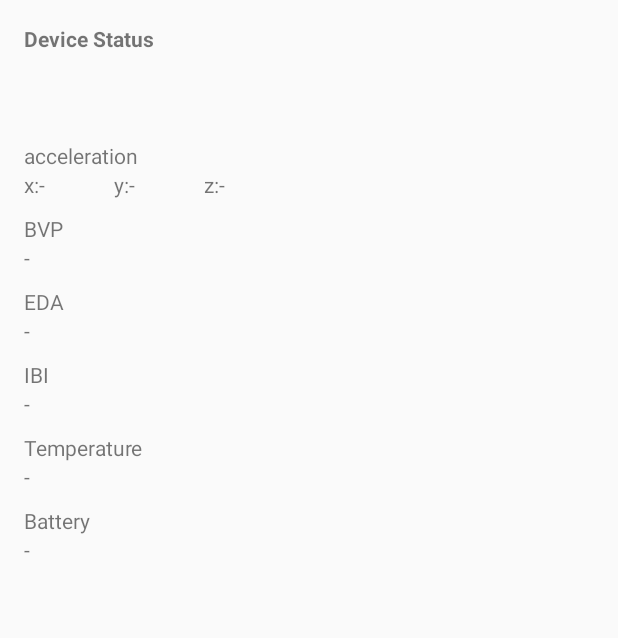
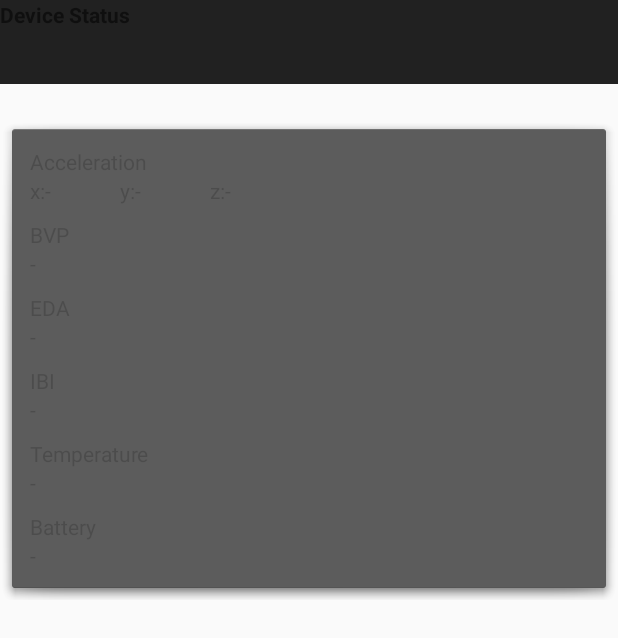
Before and after one commit to hyorkim11/empaticae4, an Android app: the layout activity_main.xml on its own in the app's theme, with its tools: preview values and no code run, on a phone screen of 412 x 824 dp. Shown: the top 638 px of the screen. Run offline under Robolectric (Android 15) with nearby library versions, the phone set to English and light mode, and no system bars.

Commit message:
8/11/15 - 8:01PM

```diff
--- a/app/build.gradle
+++ b/app/build.gradle
@@ -30,6 +30,7 @@ dependencies {
     dependencies {
         compile 'com.github.PhilJay:MPAndroidChart:v2.1.3'
     }
+    compile 'com.yalantis:contextmenu:1.0.4'
     compile project(':empalink-2.0')
     compile files('libs/opencsv-3.5.jar')
 }
--- a/app/src/main/res/layout/activity_main.xml
+++ b/app/src/main/res/layout/activity_main.xml
@@ -2,11 +2,14 @@
     xmlns:tools="http://schemas.android.com/tools"
     android:layout_width="match_parent"
     android:layout_height="match_parent"
-    android:paddingBottom="@dimen/activity_vertical_margin"
-    android:paddingLeft="@dimen/activity_horizontal_margin"
-    android:paddingRight="@dimen/activity_horizontal_margin"
-    android:paddingTop="@dimen/activity_vertical_margin"
     tools:context=".MainActivity">
+
+    <include layout="@layout/toolbar" />
+
+    <FrameLayout
+        android:id="@+id/container"
+        android:layout_width="match_parent"
+        android:layout_height="match_parent" />
 
     <TextView
         android:id="@+id/statusLabel"
@@ -34,14 +37,21 @@
         android:layout_height="wrap_content"
         android:layout_below="@id/deviceName"
         android:layout_marginTop="20dp"
+        android:alpha="0.75"
+        android:background="@android:drawable/dialog_holo_dark_frame"
+        android:padding="20dp"
         android:visibility="visible">
+
+        <RelativeLayout
+            android:layout_width="match_parent"
+            android:layout_height="wrap_content">
 
             <TextView
                 android:id="@+id/accel_label"
                 android:layout_width="wrap_content"
                 android:layout_height="wrap_content"
                 android:layout_alignParentStart="true"
-            android:text="acceleration" />
+                android:text="Acceleration" />
 
             <LinearLayout
                 android:id="@+id/accel_area"
@@ -164,5 +174,6 @@
                 android:text="@string/emptyText" />
 
         </RelativeLayout>
+    </RelativeLayout>
 
 </RelativeLayout>
--- /dev/null
+++ b/app/src/main/res/layout/toolbar.xml
@@ -0,0 +1,20 @@
+<?xml version="1.0" encoding="utf-8"?>
+<android.support.v7.widget.Toolbar xmlns:android="http://schemas.android.com/apk/res/android"
+    xmlns:app="http://schemas.android.com/apk/res-auto"
+    android:id="@+id/toolbar"
+    android:layout_width="match_parent"
+    android:layout_height="?attr/actionBarSize"
+    android:background="?attr/colorPrimary"
+    android:minHeight="?attr/actionBarSize"
+    app:theme="@style/ThemeOverlay.AppCompat.ActionBar">
+
+    <TextView
+        android:id="@+id/text_view_toolbar_title"
+        android:layout_width="match_parent"
+        android:layout_height="match_parent"
+        android:layout_centerInParent="true"
+        android:gravity="center"
+        android:textColor="@android:color/black"
+        android:textSize="@dimen/tool_bar_text_size" />
+
+</android.support.v7.widget.Toolbar>
--- a/app/src/main/res/menu/main.xml
+++ b/app/src/main/res/menu/main.xml
@@ -11,6 +11,12 @@
         android:orderInCategory="100"
         android:title="@string/action_settings"
         app:showAsAction="never" />
+    <item
+        android:id="@+id/context_menu"
+        android:title="title"
+        android:icon="@drawable/ic_drawer"
+        android:orderInCategory="100"
+        app:showAsAction="always" />
 
 
 </menu>
--- a/app/src/main/res/values/dimens.xml
+++ b/app/src/main/res/values/dimens.xml
@@ -6,4 +6,7 @@
     <!-- Per the design guidelines, navigation drawers should be between 240dp and 320dp:
          https://developer.android.com/design/patterns/navigation-drawer.html -->
     <dimen name="navigation_drawer_width">240dp</dimen>
+
+    <dimen name="tool_bar_height">20dp</dimen>
+    <dimen name="tool_bar_text_size">20sp</dimen>
 </resources>
--- a/app/src/main/res/values/styles.xml
+++ b/app/src/main/res/values/styles.xml
@@ -5,4 +5,9 @@
         <!-- Customize your theme here. -->
     </style>
 
+    <style name="TextViewStyle" parent="TextView.DefaultStyle">
+        <item name="android:textStyle">italic|bold</item>
+        <item name="android:textColor">#26D0EB</item>
+    </style>
+
 </resources>
```
Also changed, not shown: app/src/main/java/empaticae4/hrker/com/empaticae4/Logger.java (added, +40 -0 lines), app/src/main/java/empaticae4/hrker/com/empaticae4/MainActivity.java (+128 -15 lines), app/src/main/java/empaticae4/hrker/com/empaticae4/MainFragment.java (added, +16 -0 lines), app/src/main/res/layout/fragment_main.xml (added, +43 -0 lines), 1 other file. Lines whose indentation alone changed are shown as unchanged.
